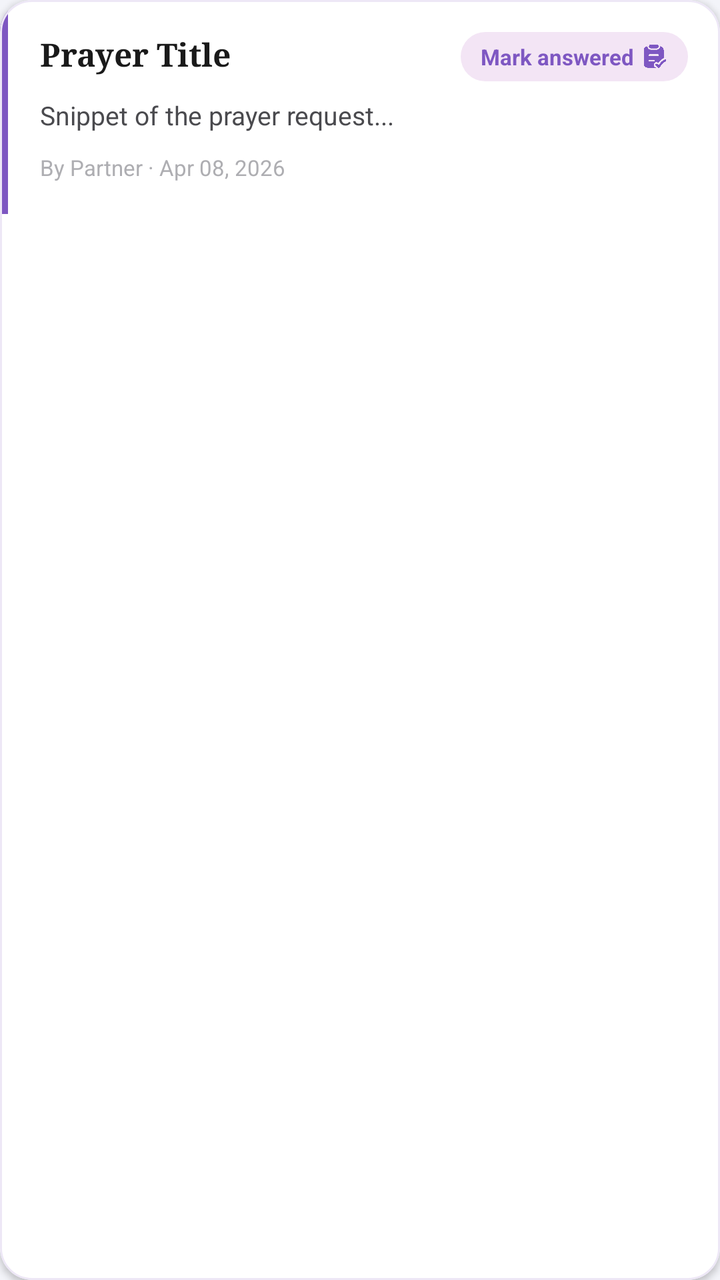
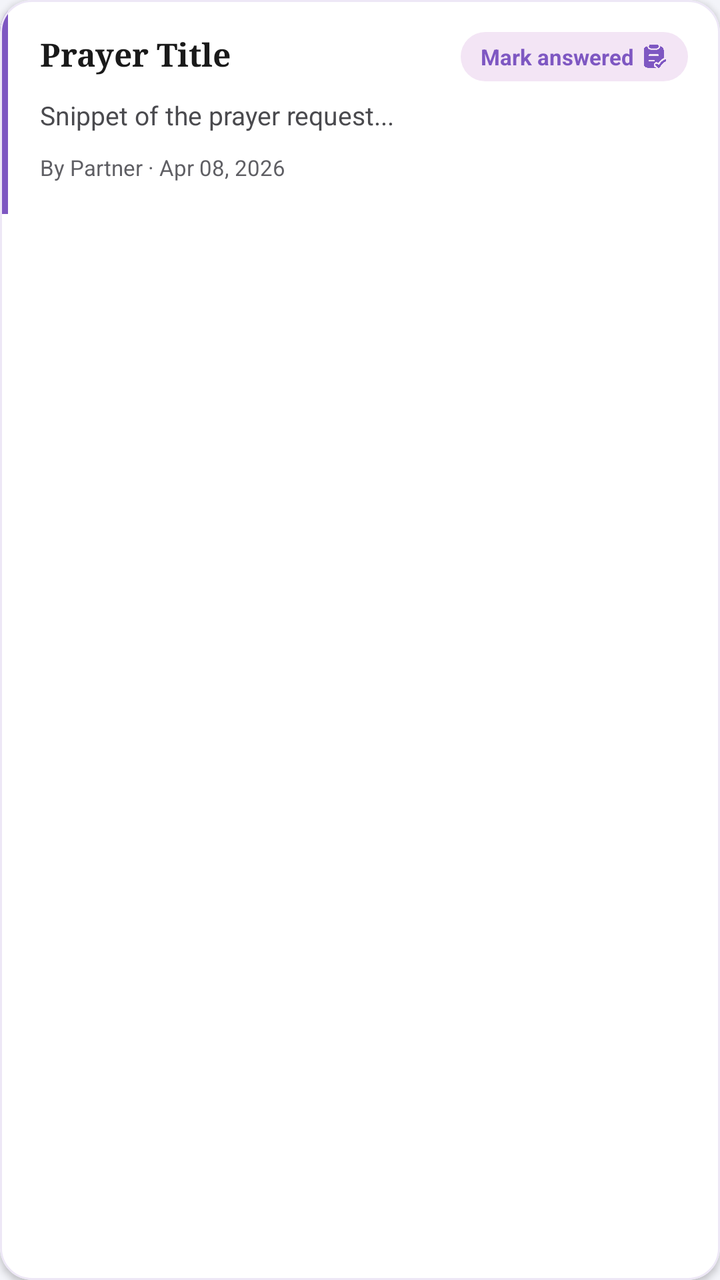

An Android layout rendered at two revisions. The XML below is the earlier revision; the diff shows what the commit changed to produce the second picture.
<!-- AndroidManifest.xml: application theme Theme.SpiritualTracker -->
<!-- res/layout/item_prayer_request.xml -->
<?xml version="1.0" encoding="utf-8"?>
<com.google.android.material.card.MaterialCardView xmlns:android="http://schemas.android.com/apk/res/android"
    xmlns:app="http://schemas.android.com/apk/res-auto"
    android:layout_width="match_parent"
    android:layout_height="wrap_content"
    android:layout_marginHorizontal="4dp"
    android:layout_marginBottom="10dp"
    app:cardCornerRadius="16dp"
    app:cardElevation="2dp"
    app:cardMaxElevation="4dp"
    app:cardBackgroundColor="#FFFFFF"
    app:strokeWidth="1dp"
    app:strokeColor="#EDE7F6">

    <LinearLayout
        android:layout_width="match_parent"
        android:layout_height="wrap_content"
        android:orientation="horizontal">

        
        <View
            android:layout_width="4dp"
            android:layout_height="match_parent"
            android:background="#7E57C2"/>

        
        <LinearLayout
            android:layout_width="0dp"
            android:layout_height="wrap_content"
            android:layout_weight="1"
            android:orientation="vertical"
            android:padding="16dp">

            
            <RelativeLayout
                android:layout_width="match_parent"
                android:layout_height="wrap_content"
                android:layout_marginBottom="8dp">

                <TextView
                    android:id="@+id/tvRequestTitle"
                    android:layout_width="match_parent"
                    android:layout_height="wrap_content"
                    android:layout_toStartOf="@+id/answeredBadge"
                    android:layout_marginEnd="8dp"
                    android:text="Prayer Title"
                    android:textColor="#1A1A1A"
                    android:textSize="16sp"
                    android:textStyle="bold"
                    android:fontFamily="serif"
                    android:lineSpacingExtra="2dp"/>

                
                <LinearLayout
                    android:id="@+id/answeredBadge"
                    android:layout_width="wrap_content"
                    android:layout_height="wrap_content"
                    android:layout_alignParentEnd="true"
                    android:layout_centerVertical="true"
                    android:background="@drawable/bg_answered_pill"
                    android:paddingHorizontal="10dp"
                    android:paddingVertical="5dp"
                    android:gravity="center"
                    android:orientation="horizontal"
                    android:clickable="true"
                    android:focusable="true">

                    <TextView
                        android:id="@+id/btnMarkAnswered"
                        android:layout_width="wrap_content"
                        android:layout_height="wrap_content"
                        android:text="Mark answered"
                        android:textColor="#7E57C2"
                        android:textSize="11sp"
                        android:textStyle="bold"/>

                    <ImageView
                        android:layout_width="13dp"
                        android:layout_height="13dp"
                        android:layout_marginStart="4dp"
                        android:src="@drawable/ic_partner_done"
                        app:tint="#7E57C2"/>
                </LinearLayout>
            </RelativeLayout>

            <TextView
                android:id="@+id/tvRequestDescription"
                android:layout_width="match_parent"
                android:layout_height="wrap_content"
                android:text="Snippet of the prayer request..."
                android:textColor="#4A4A4E"
                android:textSize="13sp"
                android:lineSpacingExtra="3dp"
                android:maxLines="2"
                android:ellipsize="end"
                android:layout_marginBottom="10dp"/>

            <TextView
                android:id="@+id/tvRequestAuthor"
                android:layout_width="wrap_content"
                android:layout_height="wrap_content"
                android:text="By Partner · Apr 08, 2026"
                android:textColor="#AEAEB2"
                android:textSize="11sp"/>

        </LinearLayout>
    </LinearLayout>
</com.google.android.material.card.MaterialCardView>
<!-- resources referenced by this layout -->
<resources>
  <!-- drawable bg_answered_pill (drawable) -->
  <?xml version="1.0" encoding="utf-8"?>
  <shape xmlns:android="http://schemas.android.com/apk/res/android">
      <solid android:color="#F3E5F5" /> 
      <corners android:radius="100dp" />
  </shape>
  <!-- drawable ic_partner_done: png bitmap (drawable, 29361 bytes) -->
  <style name="Theme.SpiritualTracker" parent="Base.Theme.SpiritualTracker" />
  <style name="Base.Theme.SpiritualTracker" parent="Theme.Material3.DayNight.NoActionBar">
          <item name="colorPrimary">#7E57C2</item>
          <item name="colorOnPrimary">#FFFFFF</item>
          <item name="colorSecondaryContainer">#D1C4E9</item>
          <item name="colorOnSecondaryContainer">#7E57C2</item>
          <item name="android:windowBackground">#F3F4F9</item>
          
          <item name="android:navigationBarColor">#F5F5F5</item>
          <item name="android:windowLightNavigationBar" tools:targetApi="27">true</item>
      </style>
</resources>

<!-- the commit's change to res/layout/item_prayer_request.xml (unified diff, before → after) -->
@@ -100,7 +100,7 @@
                 android:layout_width="wrap_content"
                 android:layout_height="wrap_content"
                 android:text="By Partner · Apr 08, 2026"
-                android:textColor="#AEAEB2"
+                android:textColor="#5F5F64"
                 android:textSize="11sp"/>
 
         </LinearLayout>
